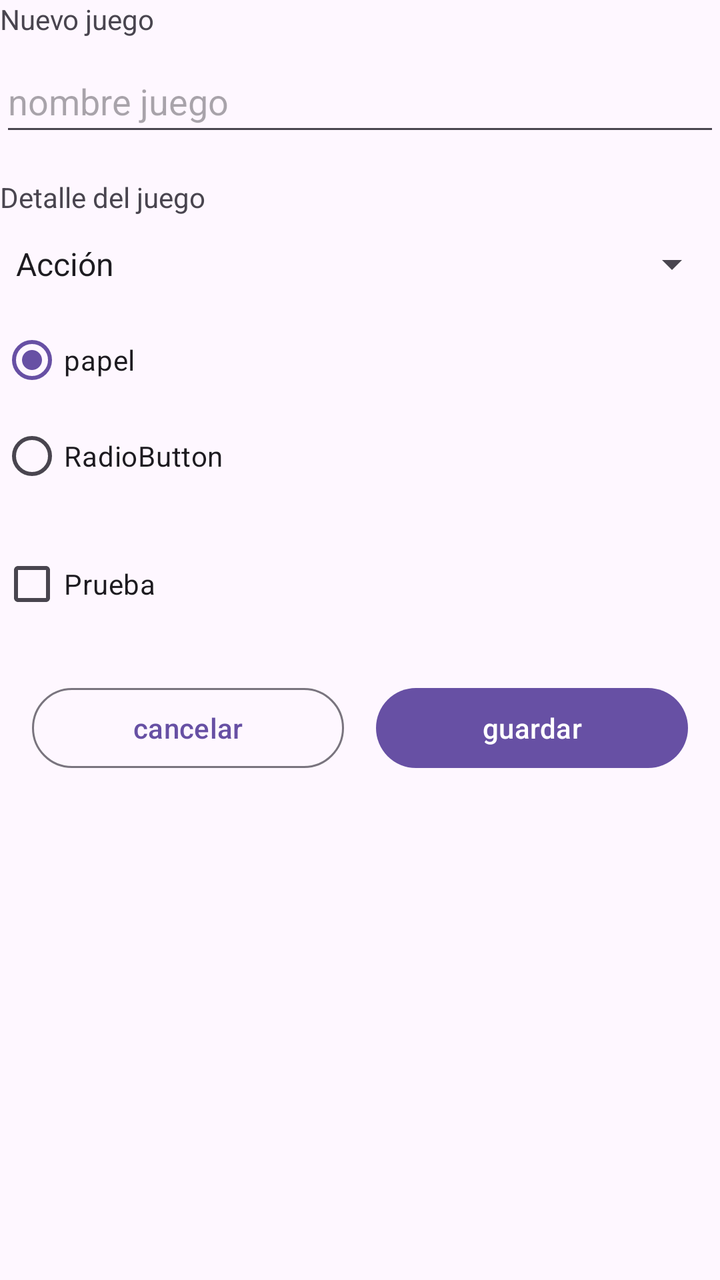
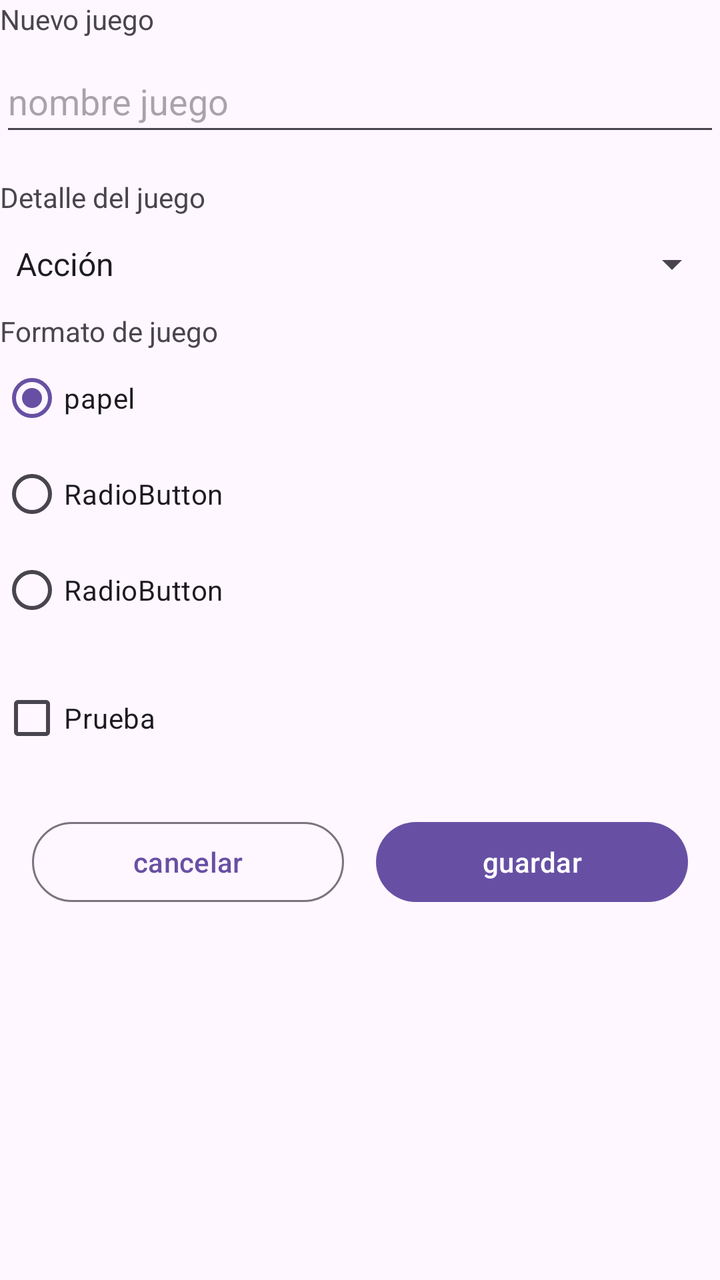

Before-and-after screenshots of an Android layout around one commit, followed by the original layout XML and the change that was made.
<!-- AndroidManifest.xml: application theme Theme.BibliotecaDeJuegos -->
<!-- res/layout/activity_formulario.xml -->
<?xml version="1.0" encoding="utf-8"?>
<androidx.constraintlayout.widget.ConstraintLayout xmlns:android="http://schemas.android.com/apk/res/android"
    android:layout_width="match_parent"
    android:layout_height="match_parent">



    <ScrollView
        android:id="@+id/main"
        android:layout_width="match_parent"
        android:layout_height="match_parent">




        <LinearLayout
            android:layout_width="match_parent"
            android:layout_height="wrap_content"
            android:orientation="vertical">

            <TextView
                android:id="@+id/textView6"
                android:layout_width="wrap_content"
                android:layout_height="25dp"
                android:text="@string/titulo_formulario" />

            <EditText
                android:id="@+id/edit_titulo"
                android:layout_width="match_parent"
                android:layout_height="wrap_content"
                android:hint="nombre juego"
                android:inputType="textCapSentences"
                android:minHeight="48dp" />
            <TextView
                android:layout_width="match_parent"
                android:layout_height="match_parent"
                android:layout_marginTop="16dp"
                android:text="@string/titulo_detalle" />
            <Spinner
                android:id="@+id/spinner_genero"
                android:layout_width="match_parent"
                android:layout_height="wrap_content"
                android:entries="@array/generos"
                android:minHeight="48dp" />
            <RadioGroup
                android:id="@+id/grupo_formato"
                android:layout_width="match_parent"
                android:layout_height="wrap_content"
                android:checkedButton="@id/radio_papel">
                <RadioButton
                    android:id="@+id/radio_papel"
                    android:layout_width="wrap_content"
                    android:layout_height="wrap_content"
                    android:text="papel" />

                <RadioButton
                    android:id="@+id/radio2"
                    android:layout_width="match_parent"
                    android:layout_height="wrap_content"
                    android:text="RadioButton" />

            </RadioGroup>
        <CheckBox
            android:id="@+id/check_leido"
            android:layout_width="wrap_content"
            android:layout_height="wrap_content"
            android:layout_marginTop="16dp"
            android:text="Prueba" />

            <LinearLayout
                android:layout_width="match_parent"
                android:layout_height="wrap_content"
                android:layout_marginTop="24dp"
                android:layout_marginHorizontal="16dp"
                android:orientation="horizontal">

                <Button
                    android:id="@+id/boton_cancelar"
                    style="?attr/materialButtonOutlinedStyle"
                    android:layout_width="0dp"
                    android:layout_height="wrap_content"
                    android:layout_marginEnd="8dp"
                    android:layout_weight="1"
                    android:text="cancelar" />

                <Button
                    android:id="@+id/boton_guardar"
                    android:layout_width="0dp"
                    android:layout_height="wrap_content"
                    android:layout_marginStart="8dp"
                    android:layout_weight="1"
                    android:text="guardar" />
            </LinearLayout>

        </LinearLayout>
    </ScrollView>

    <androidx.constraintlayout.helper.widget.Layer android:layout_width="wrap_content"
        android:layout_height="wrap_content" />
</androidx.constraintlayout.widget.ConstraintLayout>
<!-- resources referenced by this layout -->
<resources>
  <string-array name="generos">
          <item>Acción</item>
          <item>Aventura</item>
          <item>Fantasía</item>
          <item>Terror</item>
          <item>Otros</item>
      </string-array>
  <string name="titulo_detalle">Detalle del juego</string>
  <string name="titulo_formulario">Nuevo juego</string>
  <style name="Theme.BibliotecaDeJuegos" parent="Base.Theme.BibliotecaDeJuegos" />
  <style name="Base.Theme.BibliotecaDeJuegos" parent="Theme.Material3.DayNight">
          <item name="colorPrimary">@color/azul</item>
          <item name="colorOnPrimary">@color/blanco</item>
          <item name="colorPrimaryContainer">@color/azul_muy_claro</item>
          <item name="colorOnPrimaryContainer">@color/azul_muy_oscuro</item>
      </style>
  <color name="azul">#0031FF</color>
  <color name="blanco">#FFFFFFFF</color>
  <color name="azul_muy_claro">#C4D0FF</color>
  <color name="azul_muy_oscuro">#001675</color>
</resources>

<!-- the commit's change to res/layout/activity_formulario.xml (unified diff, before → after) -->
@@ -42,6 +42,10 @@
                 android:layout_height="wrap_content"
                 android:entries="@array/generos"
                 android:minHeight="48dp" />
+            <TextView
+                android:layout_width="match_parent"
+                android:layout_height="wrap_content"
+                android:text="@string/formato_juego" />
             <RadioGroup
                 android:id="@+id/grupo_formato"
                 android:layout_width="match_parent"
@@ -58,6 +62,12 @@
                     android:layout_width="match_parent"
                     android:layout_height="wrap_content"
                     android:text="RadioButton" />
+                <RadioButton
+                    android:id="@+id/radio3"
+                    android:layout_width="match_parent"
+                    android:layout_height="wrap_content"
+                    android:text="RadioButton" />
+
 
             </RadioGroup>
         <CheckBox
<!-- resource entries referenced after the edit -->
@@ -7,6 +7,7 @@
           <item>Terror</item>
           <item>Otros</item>
       </string-array>
+  <string name="formato_juego">Formato de juego</string>
   <string name="titulo_detalle">Detalle del juego</string>
   <string name="titulo_formulario">Nuevo juego</string>
   <style name="Theme.BibliotecaDeJuegos" parent="Base.Theme.BibliotecaDeJuegos" />
